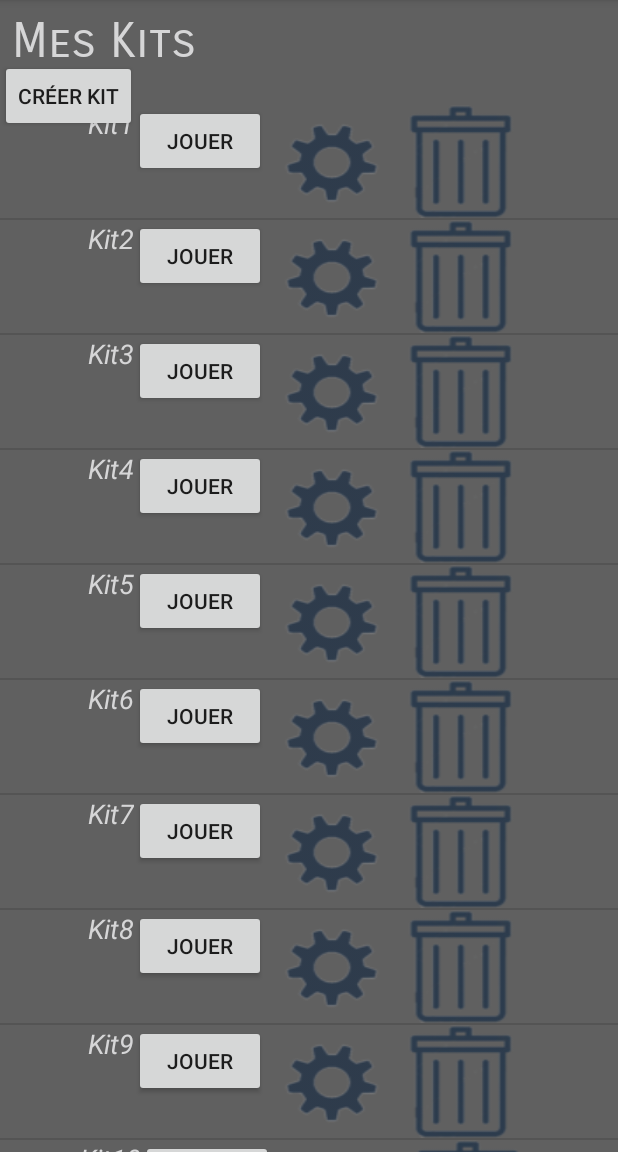
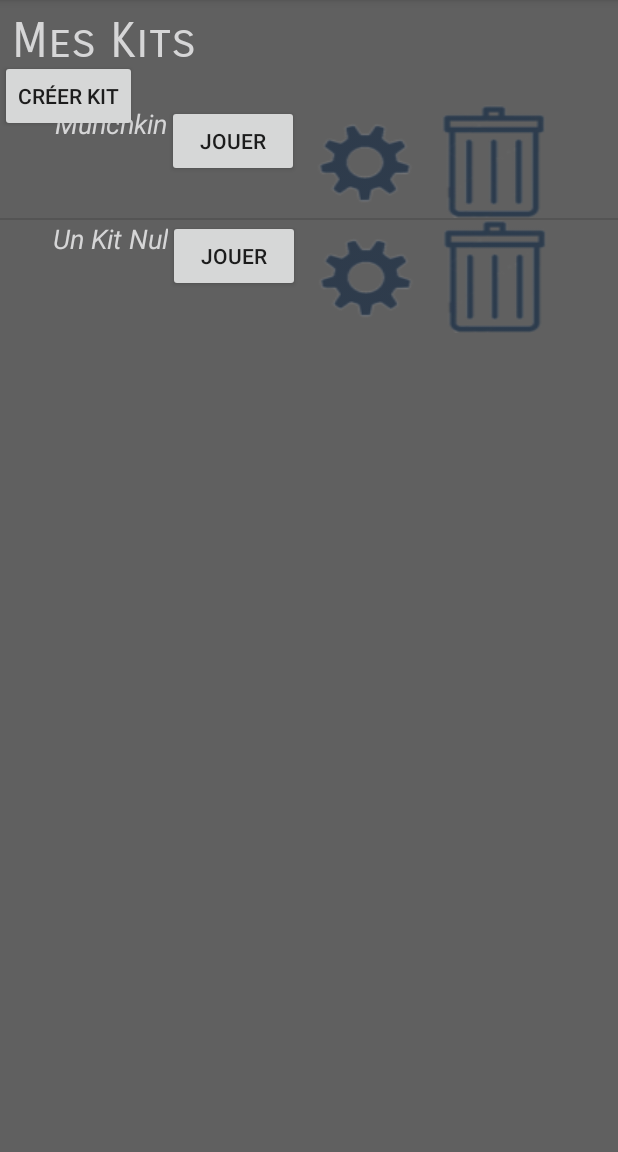
Before and after one commit to BaptisteGuer/PTS3_JDS, an Android app: the screen it shows after launch (MainActivity), on a phone screen of 412 x 824 dp, the part 84-1236 px from its top. Run offline under Robolectric (Android 15) with nearby library versions, the phone set to English and light mode, and no system bars.

Commit message:
bdd + affichage main activity

```diff
--- a/app/src/main/java/com/example/pierre/jeuxdesocit/MainActivity.java
+++ b/app/src/main/java/com/example/pierre/jeuxdesocit/MainActivity.java
@@ -14,11 +14,11 @@ import java.util.List;
 
 public class MainActivity extends AppCompatActivity {
 
-    private ArrayList<Kit> kits;
+    public static AccesLocal accesLocal;
+    private List<String> listNomsKits;
     private ListView kitsView;
     private MyCustomAdapter adapter;
     private Button create_kit;
-
 
     @Override
     protected void onCreate(Bundle savedInstanceState) {
@@ -27,9 +27,9 @@ public class MainActivity extends AppCompatActivity {
 
         kitsView = findViewById(R.id.kitsList);
         create_kit = findViewById(R.id.create_new_kit);
-        kits = new ArrayList<>();
-        adapter = new MyCustomAdapter(kits, this);
-
+        listNomsKits = new ArrayList<>();
+        adapter = new MyCustomAdapter(listNomsKits, this);
+        accesLocal = new AccesLocal(this);
 
         kitsView.setAdapter(adapter);
         create_kit.setText("Créer Kit");
@@ -41,39 +41,12 @@ public class MainActivity extends AppCompatActivity {
         });
 
 
-        Kit kit1 = new Kit("Kit1");
-        Kit kit2 = new Kit("Kit2");
-        Kit kit3 = new Kit("Kit3");
-        Kit kit4 = new Kit("Kit4");
-        Kit kit5 = new Kit("Kit5");
-        Kit kit6 = new Kit("Kit6");
-        Kit kit7 = new Kit("Kit7");
-        Kit kit8 = new Kit("Kit8");
-        Kit kit9 = new Kit("Kit9");
-        Kit kit10 = new Kit("Kit10");
-        Kit kit11= new Kit("Kit11");
-        Kit kit12 = new Kit("Kit12");
-        kits.add(kit1);
-        kits.add(kit2);
-        kits.add(kit3);
-        kits.add(kit4);
-        kits.add(kit5);
-        kits.add(kit6);
-        kits.add(kit7);
-        kits.add(kit8);
-        kits.add(kit9);
-        kits.add(kit10);
-        kits.add(kit11);
-        kits.add(kit12);
+        accesLocal.ajout(new Item("De", "6"), "Munchkin");
+        accesLocal.ajout(new Item("Piece", "0"), "Munchkin");
+        accesLocal.ajout(new Item("Timer", "1.5"), "Un Kit Nul");
 
-        kit1.addItem(new De());
-
-
-
+        listNomsKits.addAll(accesLocal.getListKit());
     }
-
-
-
 
 }
 
--- a/app/src/main/java/com/example/pierre/jeuxdesocit/ModifierKitActivity.java
+++ b/app/src/main/java/com/example/pierre/jeuxdesocit/ModifierKitActivity.java
@@ -9,8 +9,6 @@ import java.util.List;
 
 public class ModifierKitActivity extends AppCompatActivity {
     public TextView titre;
-    public static AccesLocal accesLocal;
-
 
     @Override
     protected void onCreate(Bundle savedInstanceState) {
@@ -20,33 +18,5 @@ public class ModifierKitActivity extends AppCompatActivity {
         titre = findViewById(R.id.titreKit);
         String nomKit = getIntent().getStringExtra("nomKit");
         titre.setText(nomKit);
-
-
-        accesLocal = new AccesLocal(this);
-
-
-        Item itemTest = new Item("De", "6");
-
-        accesLocal.ajout(itemTest, "kit1");
-        accesLocal.ajout(itemTest, "kit2");
-        accesLocal.ajout(itemTest, "kit3");
-        accesLocal.ajout(itemTest, "kit4");
-        accesLocal.ajout(itemTest, "kit5");
-        accesLocal.ajout(itemTest, "kit6");
-        accesLocal.ajout(itemTest, "kit1");
-        accesLocal.ajout(itemTest, "kit2");
-
-        List<String> list = accesLocal.getListKit();
-        for (String unString:list) {
-            Log.i("LLLLLLLLL", unString);
-        }
-
-
-
-        Item item = accesLocal.recupDernier("kit1");
-
-        titre.setText(item.getNom());
-
-
     }
 }
--- a/app/src/main/java/com/example/pierre/jeuxdesocit/MyCustomAdapter.java
+++ b/app/src/main/java/com/example/pierre/jeuxdesocit/MyCustomAdapter.java
@@ -11,26 +11,26 @@ import android.widget.Button;
 import android.widget.ListAdapter;
 import android.widget.TextView;
 
-import java.util.ArrayList;
+import java.util.List;
 
 public class MyCustomAdapter extends BaseAdapter implements ListAdapter {
 
-    private ArrayList<Kit> list;
+    private List<String> listNomsKits;
     private Context context;
 
-    public MyCustomAdapter(ArrayList<Kit> list, Context context) {
-        this.list = list;
+    public MyCustomAdapter(List<String> listNomsKits, Context context) {
+        this.listNomsKits = listNomsKits;
         this.context = context;
     }
 
     @Override
     public int getCount() {
-        return list.size();
+        return listNomsKits.size();
     }
 
     @Override
-    public Kit getItem(int pos) {
-        return list.get(pos);
+    public String getItem(int pos) {
+        return listNomsKits.get(pos);
     }
 
     @Override
@@ -48,7 +48,7 @@ public class MyCustomAdapter extends BaseAdapter implements ListAdapter {
         }
 
         TextView listItemText = view.findViewById(R.id.textView2);
-        listItemText.setText(getItem(position).getNom());
+        listItemText.setText(getItem(position));
 
         Button param = view.findViewById(R.id.settings);
         Button suppr = view.findViewById(R.id.delete);
@@ -60,7 +60,7 @@ public class MyCustomAdapter extends BaseAdapter implements ListAdapter {
         suppr.setOnClickListener(new View.OnClickListener(){
             @Override
             public void onClick(View v) {
-                list.remove(position);
+                listNomsKits.remove(position);
                 notifyDataSetChanged();
             }
         });
@@ -77,7 +77,7 @@ public class MyCustomAdapter extends BaseAdapter implements ListAdapter {
             @Override
             public void onClick(View v) {
                 Intent intent = new Intent(context, ModifierKitActivity.class);
-//                intent.putExtra("nomKit", getItem(position).getNom());
+//                intent.putExtra("nomKit", getItem(position));
                 context.startActivity(intent);
             }
         });
```
